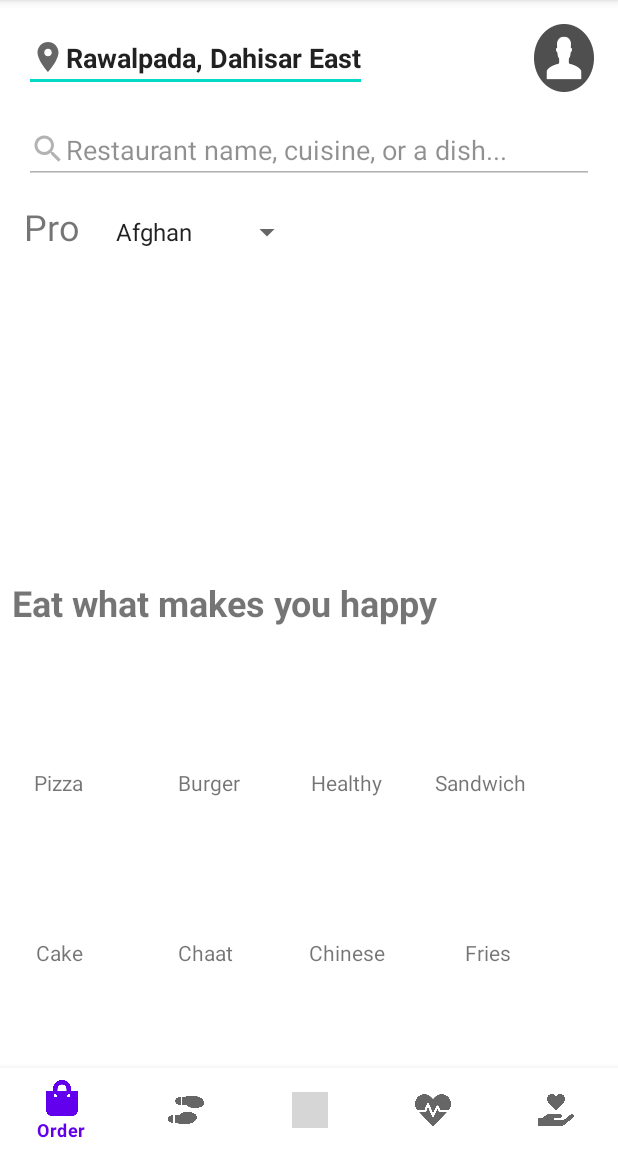
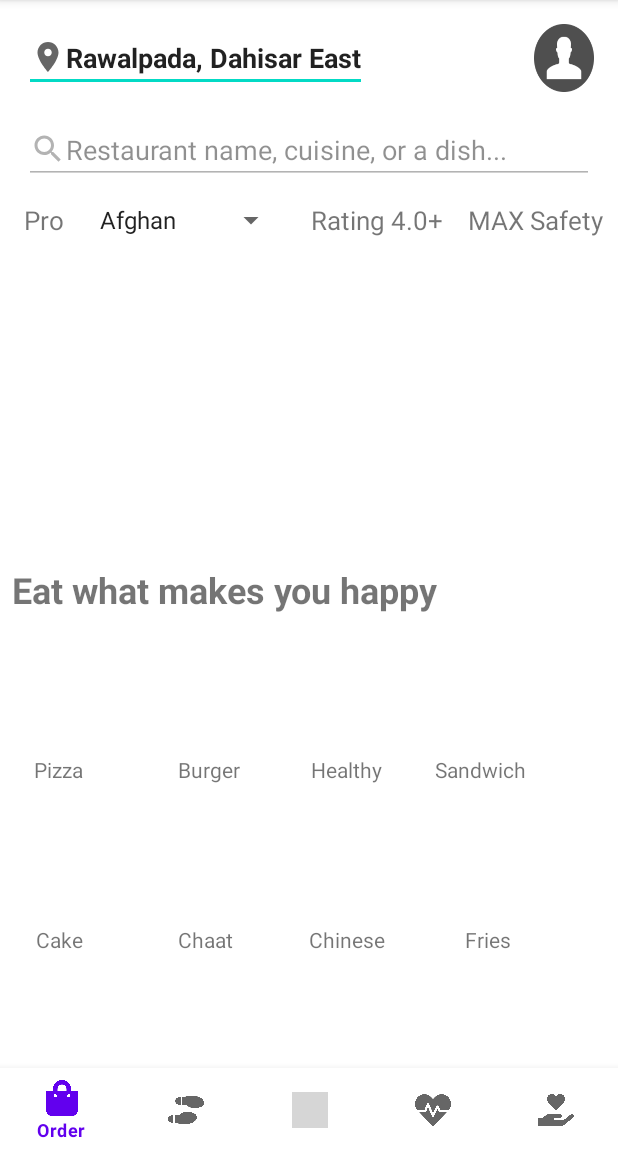
Before and after one commit to mihir44/ZomatoUi, an Android app: the screen it shows after launch (MainActivity), on a phone screen of 412 x 824 dp, the part 84-1236 px from its top. Run offline under Robolectric (Android 15) with nearby library versions, the phone set to English and light mode, and no system bars; grey boxes are pictures that could not be loaded.

Commit message:
Ui changed

```diff
--- a/QuadB/app/src/main/java/com/example/quadb/MainActivity.java
+++ b/QuadB/app/src/main/java/com/example/quadb/MainActivity.java
@@ -4,11 +4,23 @@ import androidx.appcompat.app.AppCompatActivity;
 
 import android.os.Bundle;
 import android.widget.ArrayAdapter;
+import android.widget.ImageView;
 import android.widget.Spinner;
 
 public class MainActivity extends AppCompatActivity {
 
     Spinner mCuisine;
+
+    ImageView mPizza;
+    ImageView mBurger;
+    ImageView mFries;
+    ImageView mHealthy;
+    ImageView mSandwich;
+    ImageView mCake;
+    ImageView mChaat;
+    ImageView mChinese;
+    ImageView mPaypal;
+    ImageView mPaytm;
 
     @Override
     protected void onCreate(Bundle savedInstanceState) {
@@ -19,5 +31,15 @@ public class MainActivity extends AppCompatActivity {
                 getResources().getStringArray(R.array.cuisines));
         adapter.setDropDownViewResource(android.R.layout.simple_spinner_dropdown_item);
         mCuisine.setAdapter(adapter);
+        mBurger = (ImageView) findViewById(R.id.iv_burger);
+        mPaypal = (ImageView) findViewById(R.id.offer_paypal);
+        mCake = (ImageView) findViewById(R.id.iv_cake);
+        mChaat = (ImageView) findViewById(R.id.iv_chaat);
+        mChinese = (ImageView) findViewById(R.id.iv_chinese);
+        mPaytm = (ImageView) findViewById(R.id.offer_paytm);
+        mPizza = (ImageView) findViewById(R.id.iv_pizza);
+        mHealthy = (ImageView) findViewById(R.id.iv_healthy);
+        mFries = (ImageView) findViewById(R.id.iv_fries);
+        mSandwich = (ImageView) findViewById(R.id.iv_sandwich);
     }
 }
--- a/QuadB/app/src/main/res/layout/activity_main.xml
+++ b/QuadB/app/src/main/res/layout/activity_main.xml
@@ -52,14 +52,21 @@
         app:layout_constraintStart_toStartOf="@+id/et_location"
         app:layout_constraintTop_toBottomOf="@+id/et_location" />
 
+<!--    <ScrollView-->
+<!--        android:id="@+id/scrollable"-->
+<!--        android:layout_width="match_parent"-->
+<!--        android:layout_height="wrap_content"-->
+<!--        app:layout_constraintBottom_toBottomOf="@+id/et_search"-->
+<!--        app:layout_constraintStart_toStartOf="parent">-->
+
         <TextView
             android:id="@+id/tv_pro"
             android:layout_width="wrap_content"
             android:layout_height="wrap_content"
             android:layout_marginStart="16dp"
-        android:textSize="24sp"
             android:layout_marginTop="12dp"
             android:text="@string/pro"
+            android:textSize="17sp"
             app:layout_constraintStart_toStartOf="parent"
             app:layout_constraintTop_toBottomOf="@+id/et_search" />
 
@@ -68,9 +75,31 @@
             android:layout_width="wrap_content"
             android:layout_height="wrap_content"
             android:layout_marginStart="16dp"
-        android:layout_marginTop="8dp"
             app:layout_constraintStart_toEndOf="@+id/tv_pro"
             app:layout_constraintTop_toTopOf="@+id/tv_pro" />
+
+
+    <TextView
+        android:id="@+id/rating"
+        android:layout_width="wrap_content"
+        android:layout_height="wrap_content"
+        android:layout_marginStart="16dp"
+        android:text="@string/rating"
+        android:textSize="17sp"
+        app:layout_constraintBottom_toBottomOf="@+id/s_cuisine"
+        app:layout_constraintStart_toEndOf="@+id/s_cuisine"
+        app:layout_constraintTop_toTopOf="@+id/s_cuisine" />
+    <TextView
+        android:id="@+id/safety"
+        android:layout_width="wrap_content"
+        android:layout_height="wrap_content"
+        android:layout_marginStart="16dp"
+        android:text="@string/max_safety"
+        android:textSize="17dp"
+        app:layout_constraintEnd_toEndOf="parent"
+        app:layout_constraintHorizontal_bias="0.043"
+        app:layout_constraintStart_toEndOf="@+id/rating"
+        app:layout_constraintTop_toTopOf="@+id/rating" />
 
     <ImageView
         android:id="@+id/offer_paytm"
@@ -261,4 +290,6 @@
         app:layout_constraintTop_toTopOf="@+id/tv_chinese" />
 
 
+
+
 </androidx.constraintlayout.widget.ConstraintLayout>
--- a/QuadB/app/src/main/res/values/strings.xml
+++ b/QuadB/app/src/main/res/values/strings.xml
@@ -16,6 +16,8 @@
     <string name="go_out">Go Out</string>
     <string name="nutrition">Nutrition</string>
     <string name="donate">Donate</string>
+    <string name="rating">Rating 4.0+</string>
+    <string name="max_safety">MAX Safety</string>
 
     <string-array name="cuisines">
         <item>Afghan</item>
```
Lines whose indentation alone changed are shown as unchanged.
